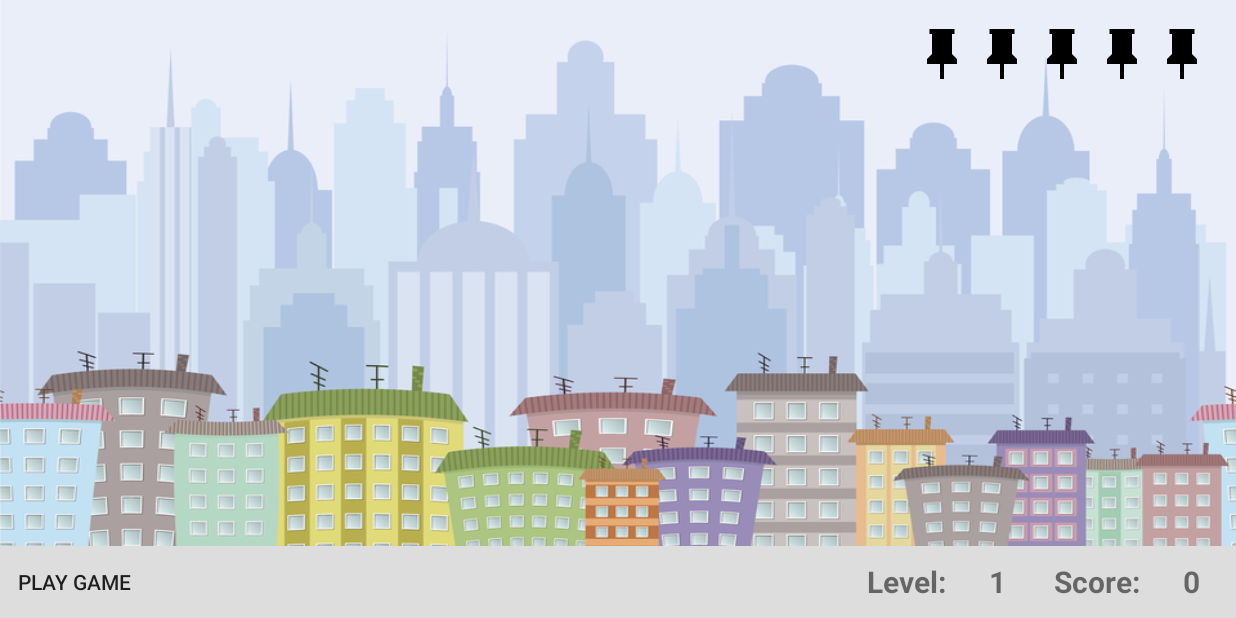
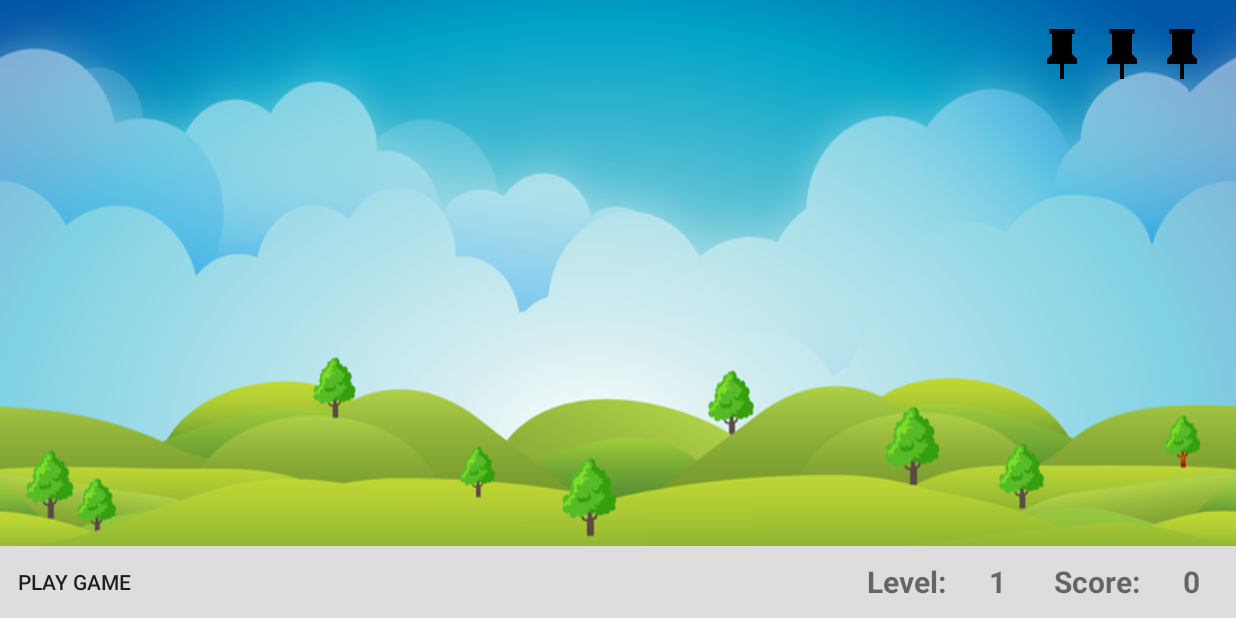
Before and after one commit to saalarfaisal/Group10FinalGame2240, an Android app: the screen it shows after launch (MainActivity), on a phone screen of 824 x 412 dp (held sideways). Run offline under Robolectric (Android 15) with nearby library versions, the phone set to English and light mode, and no system bars.

Commit message:
Change pins to 3 lives and add more colours to the balloons

```diff
--- a/app/src/main/java/com/group10/android/balloonpopper/MainActivity.java
+++ b/app/src/main/java/com/group10/android/balloonpopper/MainActivity.java
@@ -48,7 +48,7 @@ public class MainActivity extends AppCompatActivity
     private Button mGoButton;
     private String mNextAction = ACTION_RESTART_GAME;
     private boolean mPlaying;
-    private int[] mBalloonColors = new int[3];
+    private int[] mBalloonColors = new int[6];
     private int mNextColor, mBalloonsPopped,
             mScreenWidth, mScreenHeight,
             mPinsUsed = 0,
@@ -58,7 +58,7 @@ public class MainActivity extends AppCompatActivity
     protected void onCreate(Bundle savedInstanceState) {
         super.onCreate(savedInstanceState);
 
-        getWindow().setBackgroundDrawableResource(R.drawable.modern_background);
+        getWindow().setBackgroundDrawableResource(R.drawable.background);
 
 //      Load the activity layout, which is an empty canvas
         setContentView(R.layout.activity_main);
@@ -98,8 +98,6 @@ public class MainActivity extends AppCompatActivity
         mPinImages.add((ImageView) findViewById(R.id.pushpin1));
         mPinImages.add((ImageView) findViewById(R.id.pushpin2));
         mPinImages.add((ImageView) findViewById(R.id.pushpin3));
-        mPinImages.add((ImageView) findViewById(R.id.pushpin4));
-        mPinImages.add((ImageView) findViewById(R.id.pushpin5));
         mScoreDisplay = (TextView) findViewById(R.id.score_display);
         mLevelDisplay = (TextView) findViewById(R.id.level_display);
 
@@ -110,6 +108,10 @@ public class MainActivity extends AppCompatActivity
         mBalloonColors[0] = Color.argb(255, 255, 215, 0);
         mBalloonColors[1] = Color.argb(255, 0, 128, 0);
         mBalloonColors[2] = Color.argb(255, 218, 112, 218);
+        mBalloonColors[3] = Color.argb(255, 255, 215, 0);
+        mBalloonColors[4] = Color.argb(255, 255, 215, 0);
+        mBalloonColors[5] = Color.argb(255, 255, 215, 0);
+
 
 //      Get button references
         mGoButton = (Button) findViewById(R.id.go_button);
--- a/app/src/main/res/layout/activity_main.xml
+++ b/app/src/main/res/layout/activity_main.xml
@@ -38,22 +38,6 @@
 
         <ImageView
             android:id="@+id/pushpin3"
-            android:layout_width="@dimen/pin_size"
-            android:layout_height="@dimen/pin_size"
-            android:contentDescription="@string/popping_pin"
-            android:src="@drawable/pin"
-            android:tint="@color/pinColor" />
-
-        <ImageView
-            android:id="@+id/pushpin4"
-            android:layout_width="@dimen/pin_size"
-            android:layout_height="@dimen/pin_size"
-            android:contentDescription="@string/popping_pin"
-            android:src="@drawable/pin"
-            android:tint="@color/pinColor" />
-
-        <ImageView
-            android:id="@+id/pushpin5"
             android:layout_width="@dimen/pin_size"
             android:layout_height="@dimen/pin_size"
             android:contentDescription="@string/popping_pin"
```
Also changed, not shown: app/src/main/res/drawable-hdpi/background.png (added), app/src/main/res/drawable-hdpi/balloon.png, app/src/main/res/drawable-hdpi/modern_background.png (deleted), app/src/main/res/drawable-mdpi/background.png (added), app/src/main/res/drawable-mdpi/balloon.png, app/src/main/res/drawable-mdpi/modern_background.png (deleted), app/src/main/res/drawable-xhdpi/background.png (added), app/src/main/res/drawable-xhdpi/balloon.png, app/src/main/res/drawable-xhdpi/modern_background.png (deleted), app/src/main/res/drawable-xxhdpi/background.png (added), app/src/main/res/drawable-xxhdpi/balloon.png, app/src/main/res/drawable-xxhdpi/modern_background.png (deleted), app/src/main/res/drawable-xxxhdpi/background.png (added), app/src/main/res/drawable-xxxhdpi/balloon.png, 1 other file.
